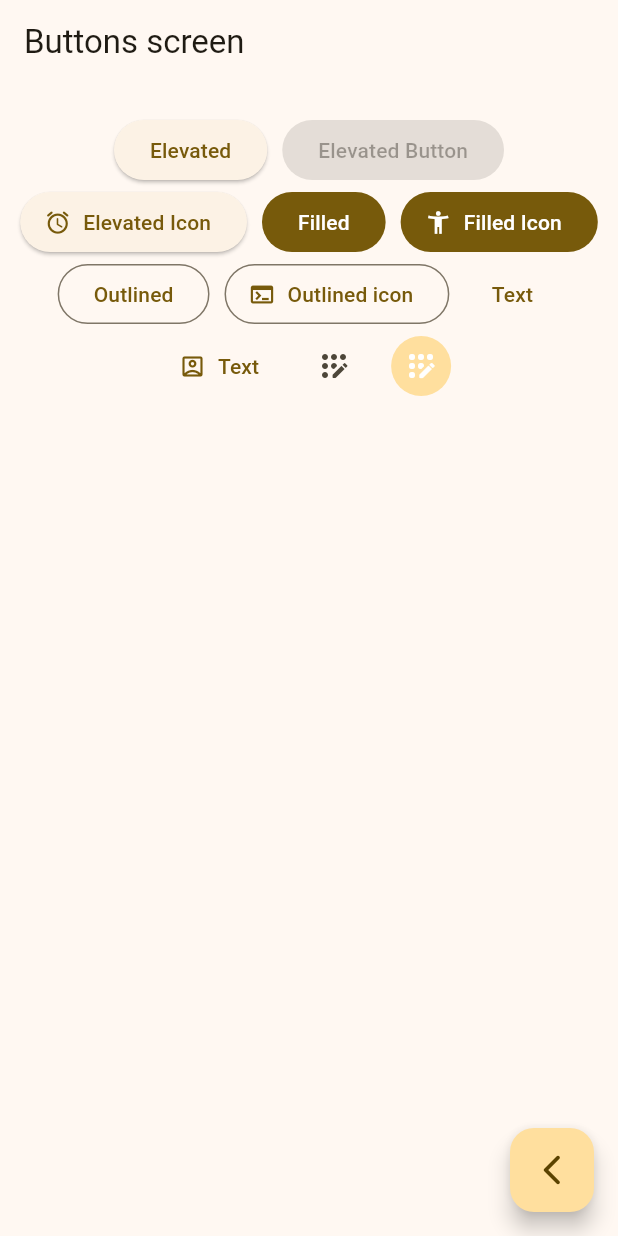
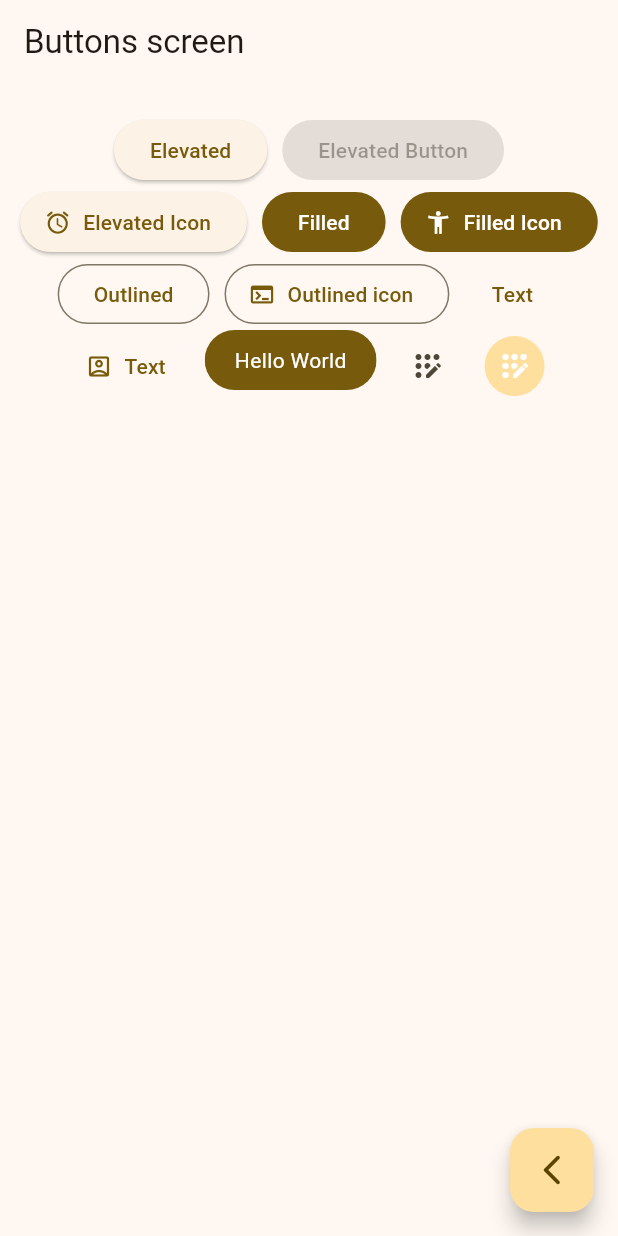
Before and after one commit to Keb-Manuel/widgets_app, a Flutter app: the ButtonsScreen screen opened by its route, on a phone screen of 412 x 824 dp. Run offline on Flutter 3.47's test engine with Material 3 defaults, Android fonts, the phone set to English and light mode, and no system bars; our stand-ins replace go_router.

Commit message:
Boton Personalizado

```diff
--- a/lib/presentation/screens/buttons/buttons_screen.dart
+++ b/lib/presentation/screens/buttons/buttons_screen.dart
@@ -47,7 +47,7 @@ class _ButtonsView extends StatelessWidget {
             TextButton(onPressed: (){}, child: const Text("Text")),
             TextButton.icon(onPressed: (){}, icon: Icon(Icons.account_box_outlined) ,label: const Text("Text")),
 
-            //Todo: Custom button
+            const CustomButton(),
 
             IconButton(onPressed: (){}, icon: Icon(Icons.app_registration_rounded)),
             IconButton(onPressed: (){}, icon: const Icon(Icons.app_registration_rounded), style: ButtonStyle(
@@ -59,3 +59,28 @@ class _ButtonsView extends StatelessWidget {
     );
   }
 }
+
+
+class CustomButton extends StatelessWidget {
+  const CustomButton({super.key});
+
+  @override
+  Widget build(BuildContext context) {
+
+    final colors = Theme.of(context).colorScheme;
+
+    return ClipRRect(
+      borderRadius: BorderRadius.circular(20),
+      child: Material(
+        color: colors.primary,
+        child: InkWell(
+          onTap: (){},
+          child: Padding(
+            padding: const EdgeInsets.symmetric(horizontal: 20, vertical: 10),
+            child: Text('Hello World', style: TextStyle(color: Colors.white))
+            ),
+        ),
+      ),
+    );
+  }
+}
```
